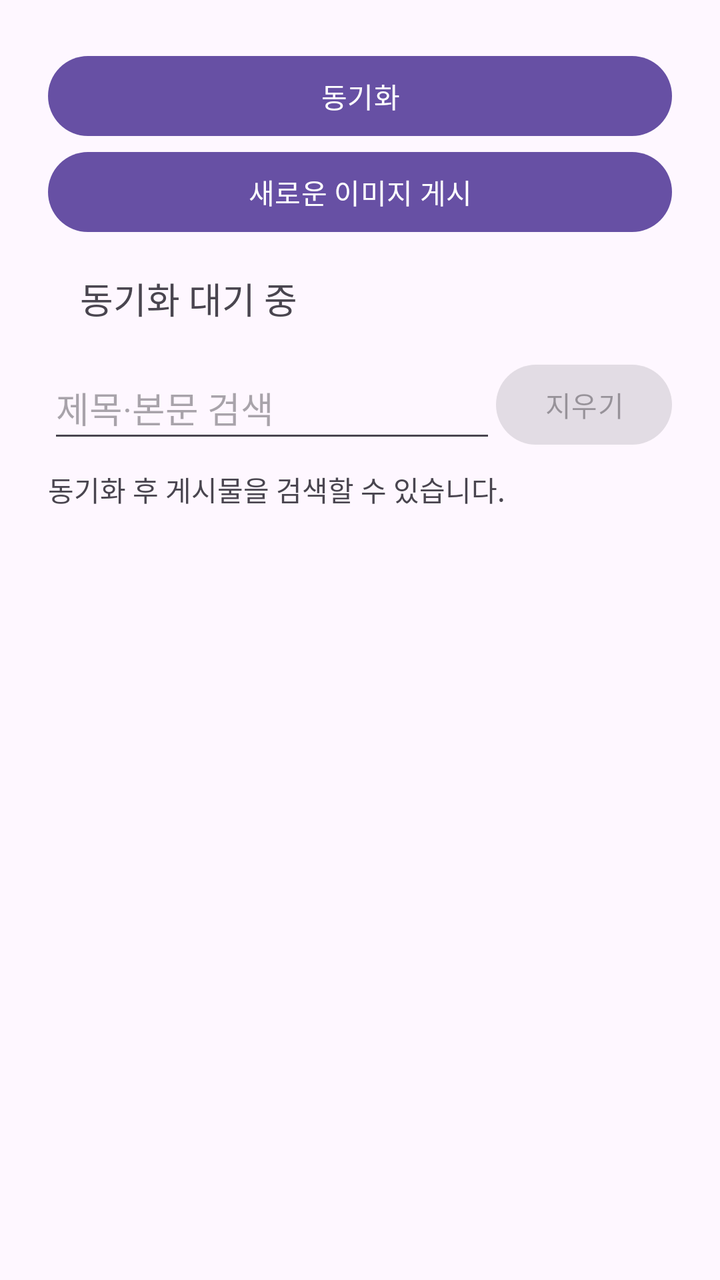
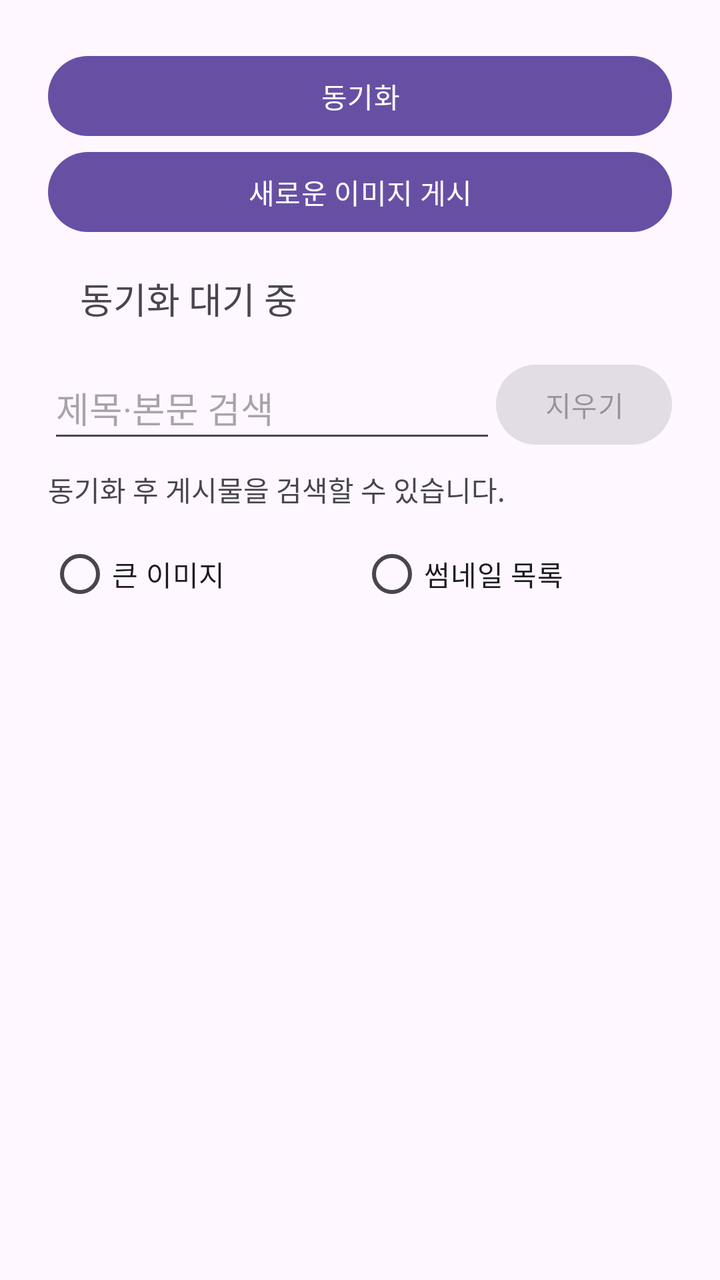

The first picture is an Android layout as it rendered before a commit; the second is the same layout after the commit. The layout source and the unified diff follow.
<!-- AndroidManifest.xml: application theme Theme.PhotoViewer -->
<!-- res/layout/activity_main.xml -->
<?xml version="1.0" encoding="utf-8"?>
<LinearLayout xmlns:android="http://schemas.android.com/apk/res/android"
    android:id="@+id/main_root"
    android:layout_width="match_parent"
    android:layout_height="match_parent"
    android:orientation="vertical"
    android:focusableInTouchMode="true"
    android:padding="24dp">

    <Button
        android:id="@+id/btn_load"
        android:layout_width="match_parent"
        android:layout_height="wrap_content"
        android:text="@string/sync" />

    <Button
        android:id="@+id/btn_save"
        android:layout_width="match_parent"
        android:layout_height="wrap_content"
        android:text="@string/upload_open" />

    <TextView
        android:id="@+id/textView"
        android:layout_width="match_parent"
        android:layout_height="wrap_content"
        android:padding="16dp"
        android:text="@string/sync_waiting"
        android:textSize="18sp" />

    <LinearLayout
        android:layout_width="match_parent"
        android:layout_height="wrap_content"
        android:orientation="horizontal"
        android:gravity="center_vertical">

        <EditText
            android:id="@+id/search_input"
            android:layout_width="0dp"
            android:layout_height="wrap_content"
            android:layout_weight="1"
            android:minHeight="48dp"
            android:hint="@string/search_hint"
            android:inputType="text"
            android:imeOptions="actionSearch"
            android:maxLines="1"
            android:maxLength="200" />

        <Button
            android:id="@+id/search_clear"
            android:layout_width="wrap_content"
            android:layout_height="wrap_content"
            android:text="@string/search_clear"
            android:enabled="false" />
    </LinearLayout>

    <TextView
        android:id="@+id/search_summary"
        android:layout_width="match_parent"
        android:layout_height="wrap_content"
        android:paddingTop="8dp"
        android:paddingBottom="8dp"
        android:accessibilityLiveRegion="polite"
        android:text="@string/search_sync_first" />

    <androidx.recyclerview.widget.RecyclerView
        android:id="@+id/recyclerView"
        android:layout_width="match_parent"
        android:layout_height="0dp"
        android:layout_weight="1"
        android:layout_marginTop="8dp" />

</LinearLayout>
<!-- resources referenced by this layout -->
<resources>
  <string name="search_clear">지우기</string>
  <string name="search_hint">제목·본문 검색</string>
  <string name="search_sync_first">동기화 후 게시물을 검색할 수 있습니다.</string>
  <string name="sync">동기화</string>
  <string name="sync_waiting">동기화 대기 중</string>
  <string name="upload_open">새로운 이미지 게시</string>
  <style name="Theme.PhotoViewer" parent="Base.Theme.PhotoViewer" />
  <style name="Base.Theme.PhotoViewer" parent="Theme.Material3.DayNight.NoActionBar">
          
          
      </style>
</resources>

<!-- the commit's change to res/layout/activity_main.xml (unified diff, before → after) -->
@@ -62,6 +62,29 @@
         android:accessibilityLiveRegion="polite"
         android:text="@string/search_sync_first" />
 
+    <RadioGroup
+        android:id="@+id/view_mode_group"
+        android:layout_width="match_parent"
+        android:layout_height="wrap_content"
+        android:orientation="horizontal">
+
+        <RadioButton
+            android:id="@+id/view_mode_large"
+            android:layout_width="0dp"
+            android:layout_height="wrap_content"
+            android:layout_weight="1"
+            android:minHeight="48dp"
+            android:text="@string/view_mode_large" />
+
+        <RadioButton
+            android:id="@+id/view_mode_thumbnail"
+            android:layout_width="0dp"
+            android:layout_height="wrap_content"
+            android:layout_weight="1"
+            android:minHeight="48dp"
+            android:text="@string/view_mode_thumbnail" />
+    </RadioGroup>
+
     <androidx.recyclerview.widget.RecyclerView
         android:id="@+id/recyclerView"
         android:layout_width="match_parent"
<!-- resource entries referenced after the edit -->
@@ -6,6 +6,8 @@
   <string name="sync">동기화</string>
   <string name="sync_waiting">동기화 대기 중</string>
   <string name="upload_open">새로운 이미지 게시</string>
+  <string name="view_mode_large">큰 이미지</string>
+  <string name="view_mode_thumbnail">썸네일 목록</string>
   <style name="Theme.PhotoViewer" parent="Base.Theme.PhotoViewer" />
   <style name="Base.Theme.PhotoViewer" parent="Theme.Material3.DayNight.NoActionBar">
           
